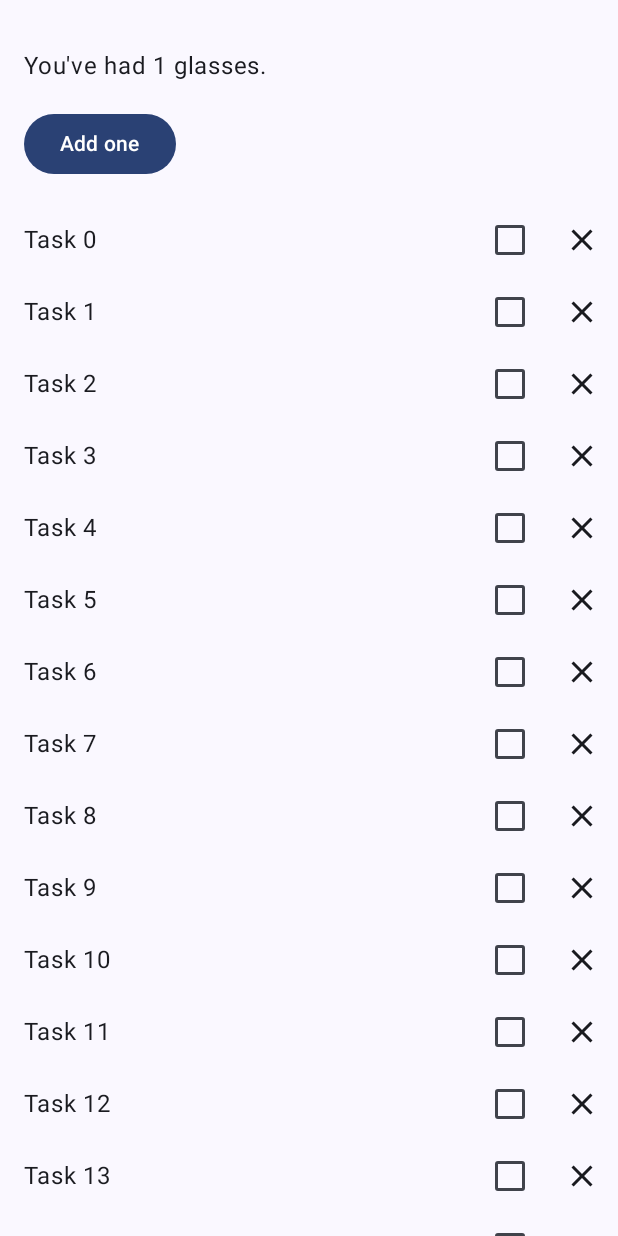
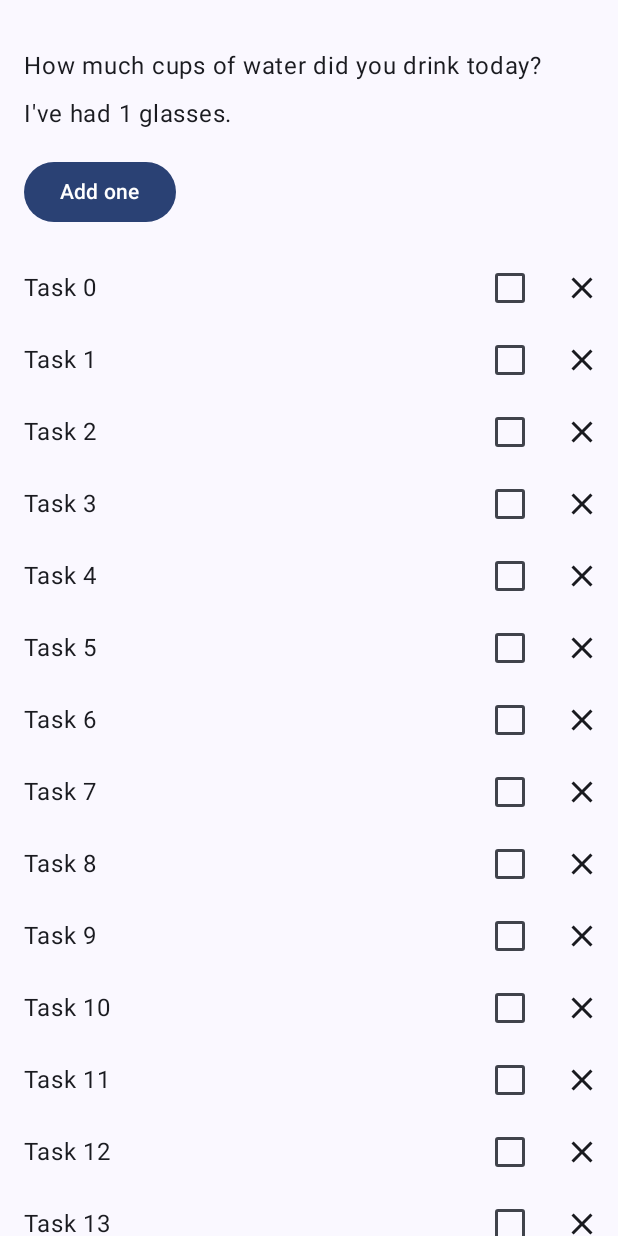
Before and after one commit to gowithcintya/basic-state-codelab, an Android app built with Jetpack Compose: the screen it shows after launch (MainActivity), after a tap on "Add one", on a phone screen of 412 x 824 dp. Run offline under Robolectric (Android 15) with nearby library versions, the phone set to English and light mode, and no system bars.

Commit message:
[FEATURE] - Adds title of water counter

```diff
--- a/app/src/main/java/com/example/basicstatecodelab/ui/WaterCounter.kt
+++ b/app/src/main/java/com/example/basicstatecodelab/ui/WaterCounter.kt
@@ -26,10 +26,14 @@ fun StatelessCounter(
     modifier: Modifier = Modifier
 ) {
     Column(modifier = modifier.padding(16.dp)) {
+        Text(
+            text = "How much cups of water did you drink today?",
+            modifier = Modifier.padding(top = 16.dp)
+        )
         if (count > 0) {
             Text(
-                text = "You've had $count glasses.",
-                modifier = Modifier.padding(top = 16.dp)
+                text = "I've had $count glasses.",
+                modifier = Modifier.padding(top = 8.dp)
             )
         }
         Row(Modifier.padding(top = 8.dp)) {
```
